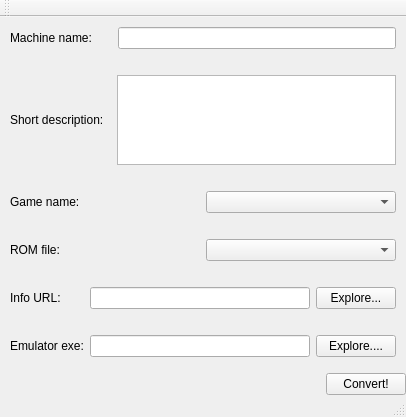
The window that ui/converter_main.ui (xjrsanchezx/hvg-converter) describes before a commit, drawn with Qt 5.
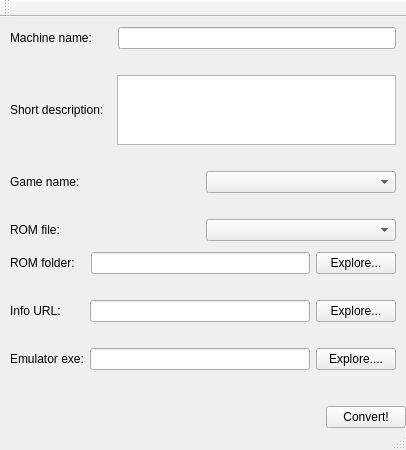
The same window after the commit.

Commit message: added rom folder field

Patch:
```diff
--- a/ui/converter_main.ui
+++ b/ui/converter_main.ui
@@ -160,7 +160,7 @@
          <number>10</number>
         </property>
         <property name="bottomMargin">
-         <number>10</number>
+         <number>5</number>
         </property>
         <item>
          <widget class="QLabel" name="label_2">
@@ -187,6 +187,36 @@
         </property>
        </spacer>
       </item>
+      <item>
+       <layout class="QHBoxLayout" name="horizontalLayout_8">
+        <property name="leftMargin">
+         <number>10</number>
+        </property>
+        <property name="rightMargin">
+         <number>10</number>
+        </property>
+        <property name="bottomMargin">
+         <number>10</number>
+        </property>
+        <item>
+         <widget class="QLabel" name="label_7">
+          <property name="text">
+           <string>ROM folder:   </string>
+          </property>
+         </widget>
+        </item>
+        <item>
+         <widget class="QLineEdit" name="romFolderEdit"/>
+        </item>
+        <item>
+         <widget class="QPushButton" name="romFolderExploreButton">
+          <property name="text">
+           <string>Explore...</string>
+          </property>
+         </widget>
+        </item>
+       </layout>
+      </item>
       <item>
        <layout class="QHBoxLayout" name="horizontalLayout_6">
         <property name="leftMargin">
@@ -255,6 +285,9 @@
       </item>
       <item>
        <layout class="QHBoxLayout" name="horizontalLayout_3">
+        <property name="topMargin">
+         <number>20</number>
+        </property>
         <item>
          <spacer name="horizontalSpacer">
           <property name="orientation">
```
The commit also changes 2 other files.
